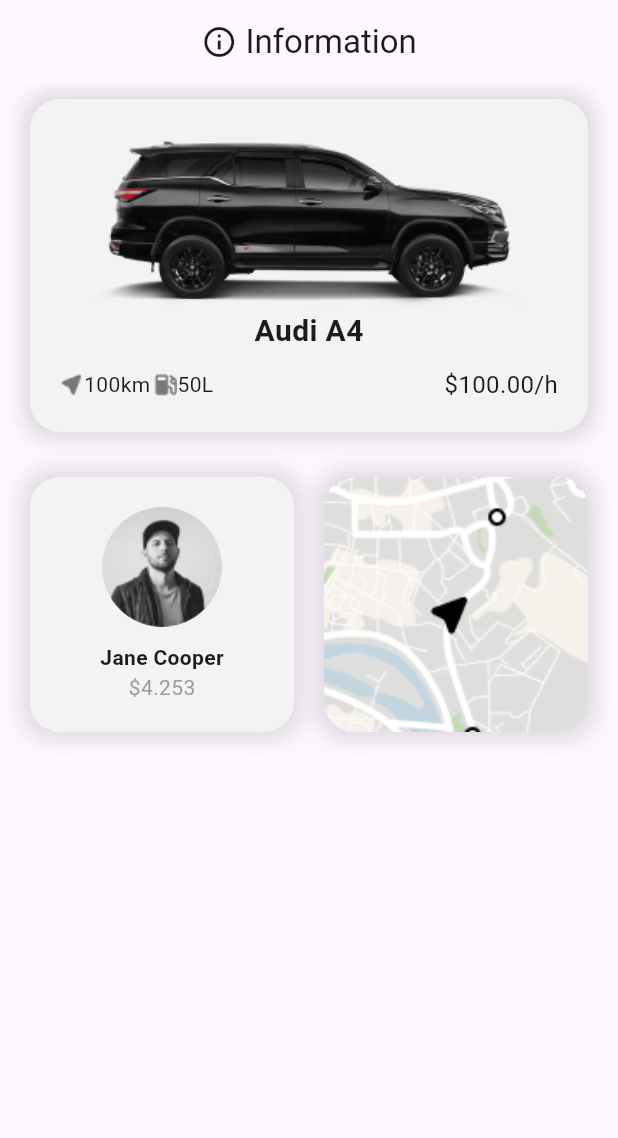
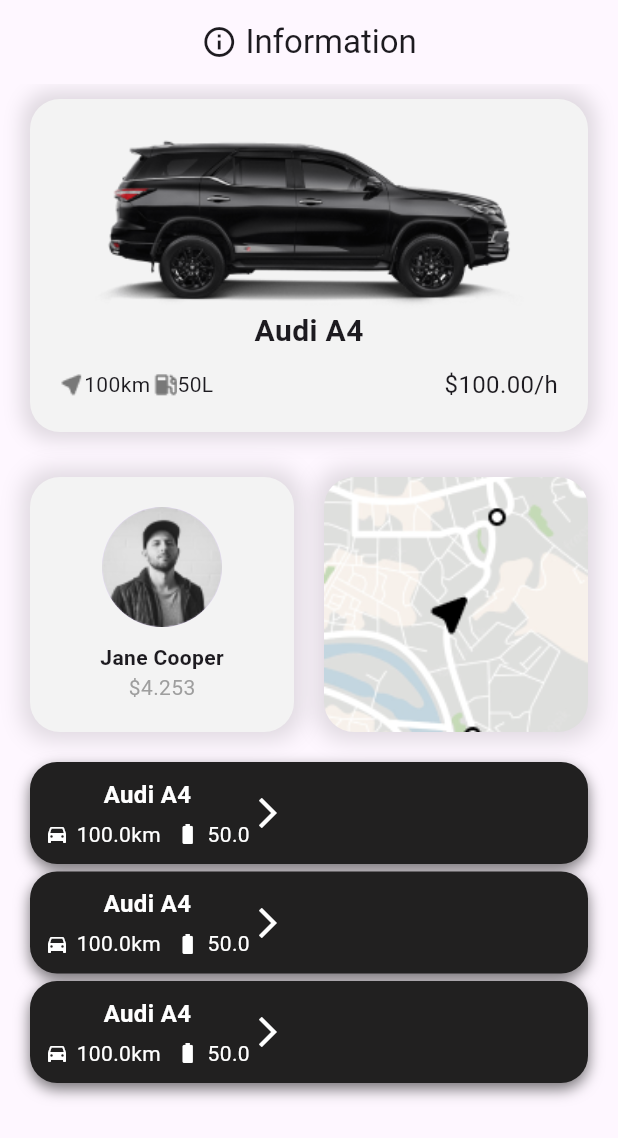
Before and after one commit to victorb132/rent_app, a Flutter app: the screen it shows after launch, on a phone screen of 412 x 824 dp. Shown: the top 1138 px of the screen. Run offline on Flutter 3.47's test engine with Material 3 defaults, Android fonts, the phone set to English and light mode, and no system bars; our stand-ins replace firebase_core; accounts and stored records are empty.

Commit message:
feat: more details

```diff
--- a/lib/presentation/pages/car_details_page.dart
+++ b/lib/presentation/pages/car_details_page.dart
@@ -1,6 +1,7 @@
 import 'package:flutter/material.dart';
 import 'package:rent_app/data/models/car.dart';
 import 'package:rent_app/presentation/widgets/car_card.dart';
+import 'package:rent_app/presentation/widgets/more_card.dart';
 
 class CarDetailsPage extends StatelessWidget {
   const CarDetailsPage({super.key});
@@ -88,6 +89,39 @@ class CarDetailsPage extends StatelessWidget {
               ],
             ),
           ),
+          Container(
+            padding: EdgeInsets.all(20),
+            child: Column(
+              children: [
+                MoreCard(
+                  car: Car(
+                    model: 'Audi A4',
+                    distance: 100,
+                    fuelCapacity: 50,
+                    pricePerHour: 100,
+                  ),
+                ),
+                SizedBox(height: 5),
+                MoreCard(
+                  car: Car(
+                    model: 'Audi A4',
+                    distance: 100,
+                    fuelCapacity: 50,
+                    pricePerHour: 100,
+                  ),
+                ),
+                SizedBox(height: 5),
+                MoreCard(
+                  car: Car(
+                    model: 'Audi A4',
+                    distance: 100,
+                    fuelCapacity: 50,
+                    pricePerHour: 100,
+                  ),
+                )
+              ],
+            ),
+          ),
         ],
       ),
     );
--- /dev/null
+++ b/lib/presentation/widgets/more_card.dart
@@ -0,0 +1,74 @@
+import 'package:flutter/material.dart';
+import 'package:rent_app/data/models/car.dart';
+
+class MoreCard extends StatelessWidget {
+  final Car car;
+
+  const MoreCard({super.key, required this.car});
+
+  @override
+  Widget build(BuildContext context) {
+    return Container(
+      padding: EdgeInsets.all(10),
+      decoration: BoxDecoration(
+          color: Color(0xFF212020),
+          borderRadius: BorderRadius.circular(18),
+          boxShadow: [
+            BoxShadow(
+              color: Colors.black54,
+              blurRadius: 8,
+              offset: Offset(0, 4),
+            )
+          ]),
+      child: Row(
+        children: [
+          Column(
+            children: [
+              Text(
+                car.model,
+                style: TextStyle(
+                  color: Colors.white,
+                  fontSize: 16,
+                  fontWeight: FontWeight.bold,
+                ),
+              ),
+              SizedBox(height: 5),
+              Row(
+                children: [
+                  Icon(
+                    Icons.directions_car,
+                    color: Colors.white,
+                    size: 16,
+                  ),
+                  SizedBox(width: 5),
+                  Text(
+                    '${car.distance}km',
+                    style: TextStyle(
+                      color: Colors.white,
+                      fontSize: 14,
+                    ),
+                  ),
+                  SizedBox(width: 10),
+                  Icon(Icons.battery_full, color: Colors.white, size: 16),
+                  SizedBox(width: 5),
+                  Text(
+                    car.fuelCapacity.toString(),
+                    style: TextStyle(
+                      color: Colors.white,
+                      fontSize: 14,
+                    ),
+                  ),
+                ],
+              )
+            ],
+          ),
+          Icon(
+            Icons.arrow_forward_ios,
+            color: Colors.white,
+            size: 24,
+          ),
+        ],
+      ),
+    );
+  }
+}
```
